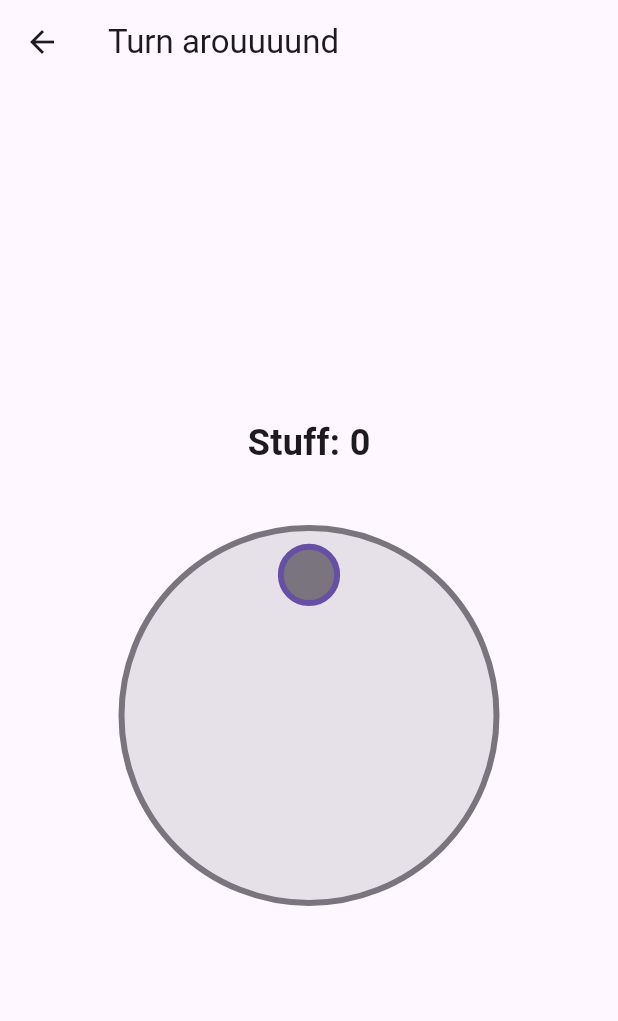
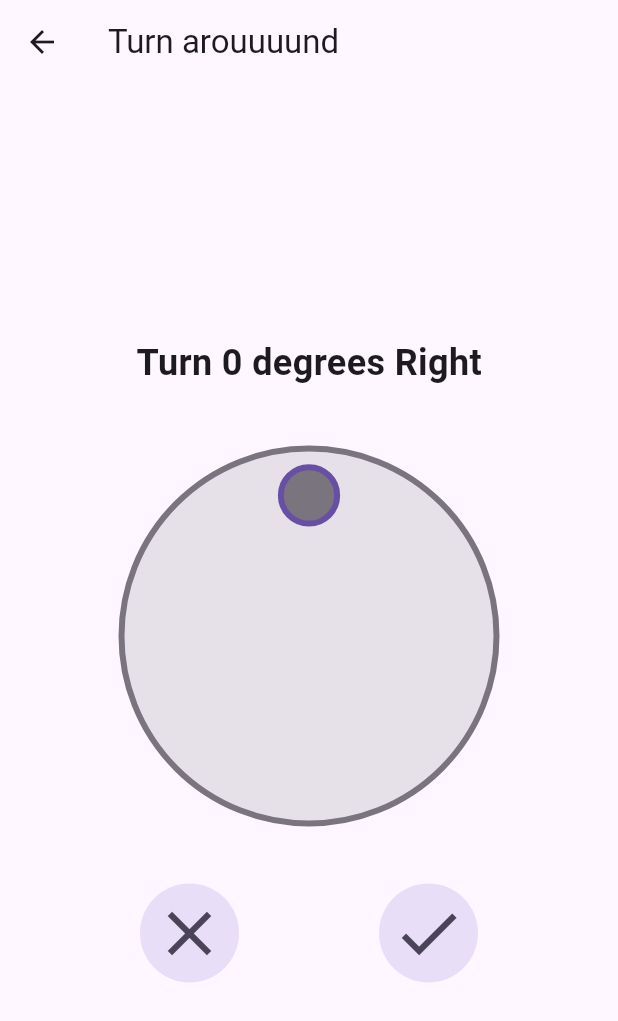
Before and after one commit to narvalotech/flutter-logo, a Flutter app: the TurnScreen screen opened directly, on a phone screen of 412 x 824 dp. Shown: the top 1021 px of the screen. Run offline on Flutter 3.47's test engine with Material 3 defaults, Android fonts, the phone set to English and light mode, and no system bars.

Commit message:
peaufinage du turn screen

```diff
--- a/turtlebot/lib/screens/turn.dart
+++ b/turtlebot/lib/screens/turn.dart
@@ -1,6 +1,6 @@
 import 'package:flutter/material.dart';
 import 'dart:math';
-import 'knob.dart';
+import '../widgets/knob.dart';
 
 class TurnScreen extends StatefulWidget {
   const TurnScreen({Key? key}) : super(key: key);
@@ -9,9 +9,32 @@ class TurnScreen extends StatefulWidget {
   State<TurnScreen> createState() => _TurnState();
 }
 
+enum Direction {
+  left, right;
+
+  @override
+  String toString() {
+    return name[0].toUpperCase() + name.substring(1);
+  }
+}
 
 class _TurnState extends State<TurnScreen> {
   double _currentValue = 0.0;
+
+  String makeTextStr() {
+    double directionalAngle = 0.0;
+    Direction dir;
+
+    if (_currentValue > 180) {
+      directionalAngle = -1 * (180 - _currentValue);
+      dir = Direction.left;
+    } else {
+      directionalAngle = _currentValue;
+      dir = Direction.right;
+    }
+
+    return 'Turn ${directionalAngle.toStringAsFixed(0)} degrees ${dir}';
+  }
 
   @override
   Widget build(BuildContext context) {
@@ -22,7 +45,7 @@ class _TurnState extends State<TurnScreen> {
           mainAxisAlignment: MainAxisAlignment.center,
           children: [
             Text(
-              'Stuff: ${_currentValue.toStringAsFixed(0)}',
+              makeTextStr(),
               style: const TextStyle(fontSize: 24, fontWeight: FontWeight.bold)),
             const SizedBox(height: 40),
             SizedBox(
@@ -31,6 +54,21 @@ class _TurnState extends State<TurnScreen> {
               child: Knob(
                 onChanged: (angle) {
                   setState(() => {_currentValue = angle * 180 / pi});
-                }
-    ))])));
+                })),
+            const SizedBox(height: 40),
+            Row(
+                mainAxisAlignment: MainAxisAlignment.spaceEvenly,
+                children: [
+                  IconButton.filledTonal(
+                    onPressed: () {},
+                    icon: const Icon(Icons.clear, size: 50.0),
+                    tooltip: 'Back',
+                  ),
+                  IconButton.filledTonal(
+                    onPressed: () {},
+                    icon: const Icon(Icons.check, size: 50.0),
+                    tooltip: 'OK',
+                  ),
+              ])
+          ])));
 }}
```
Also changed, not shown: turtlebot/lib/widgets/knob.dart (renamed from turtlebot/lib/screens/knob.dart).
